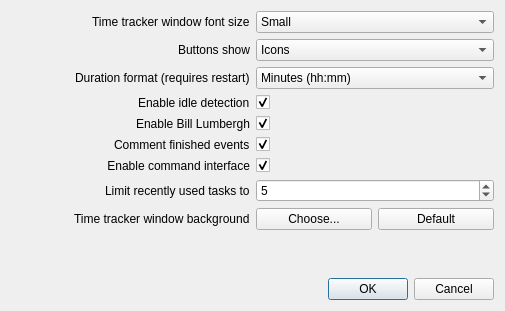
The window that Charm/Widgets/CharmPreferences.ui (dfaure/Charm) describes before a commit, drawn with Qt 5.
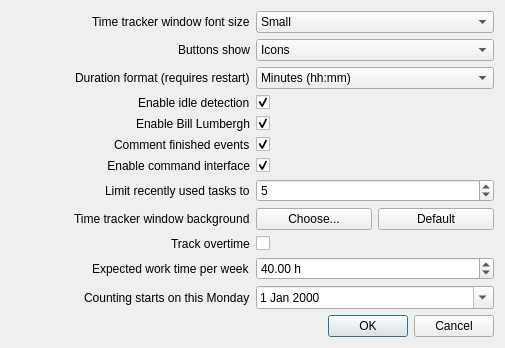
The same window after the commit.

Commit message:
Show a running overtime counter above the time tracking view
Charm knows how much was tracked, but not how much was supposed to be
tracked, so the balance had to be computed by hand. Store the expected
work time in the database, as a list of (Monday, hours per week) periods,
and show tracked minus expected above the weekly summary.

Only full past weeks count, up to the Monday of the current week, so the
number does not swing around while the week is being worked on. The list
of periods holds a single entry for now; the preferences dialog only
edits that one.

```diff
--- a/Charm/Widgets/CharmPreferences.ui
+++ b/Charm/Widgets/CharmPreferences.ui
@@ -293,6 +293,87 @@
        </item>
       </layout>
      </item>
+     <item row="9" column="0" alignment="Qt::AlignRight">
+      <widget class="QLabel" name="lbEnableOvertimeCounter">
+       <property name="sizePolicy">
+        <sizepolicy hsizetype="Preferred" vsizetype="MinimumExpanding">
+         <horstretch>0</horstretch>
+         <verstretch>0</verstretch>
+        </sizepolicy>
+       </property>
+       <property name="text">
+        <string>Track overtime</string>
+       </property>
+       <property name="buddy">
+        <cstring>cbEnableOvertimeCounter</cstring>
+       </property>
+      </widget>
+     </item>
+     <item row="9" column="2">
+      <widget class="QCheckBox" name="cbEnableOvertimeCounter">
+       <property name="text">
+        <string/>
+       </property>
+      </widget>
+     </item>
+     <item row="10" column="0" alignment="Qt::AlignRight">
+      <widget class="QLabel" name="lbHoursPerWeek">
+       <property name="sizePolicy">
+        <sizepolicy hsizetype="Preferred" vsizetype="MinimumExpanding">
+         <horstretch>0</horstretch>
+         <verstretch>0</verstretch>
+        </sizepolicy>
+       </property>
+       <property name="text">
+        <string>Expected work time per week</string>
+       </property>
+       <property name="buddy">
+        <cstring>sbHoursPerWeek</cstring>
+       </property>
+      </widget>
+     </item>
+     <item row="10" column="2">
+      <widget class="QDoubleSpinBox" name="sbHoursPerWeek">
+       <property name="suffix">
+        <string> h</string>
+       </property>
+       <property name="decimals">
+        <number>2</number>
+       </property>
+       <property name="maximum">
+        <double>168.000000000000000</double>
+       </property>
+       <property name="singleStep">
+        <double>0.500000000000000</double>
+       </property>
+       <property name="value">
+        <double>40.000000000000000</double>
+       </property>
+      </widget>
+     </item>
+     <item row="11" column="0" alignment="Qt::AlignRight">
+      <widget class="QLabel" name="lbContractStartDate">
+       <property name="sizePolicy">
+        <sizepolicy hsizetype="Preferred" vsizetype="MinimumExpanding">
+         <horstretch>0</horstretch>
+         <verstretch>0</verstretch>
+        </sizepolicy>
+       </property>
+       <property name="text">
+        <string>Counting starts on this Monday</string>
+       </property>
+       <property name="buddy">
+        <cstring>deContractStartDate</cstring>
+       </property>
+      </widget>
+     </item>
+     <item row="11" column="2">
+      <widget class="QDateEdit" name="deContractStartDate">
+       <property name="calendarPopup">
+        <bool>true</bool>
+       </property>
+      </widget>
+     </item>
     </layout>
    </item>
    <item>
```
Left out of the diff: 3 changed lines with no effect on the pictures. The commit also changes 18 other files.
